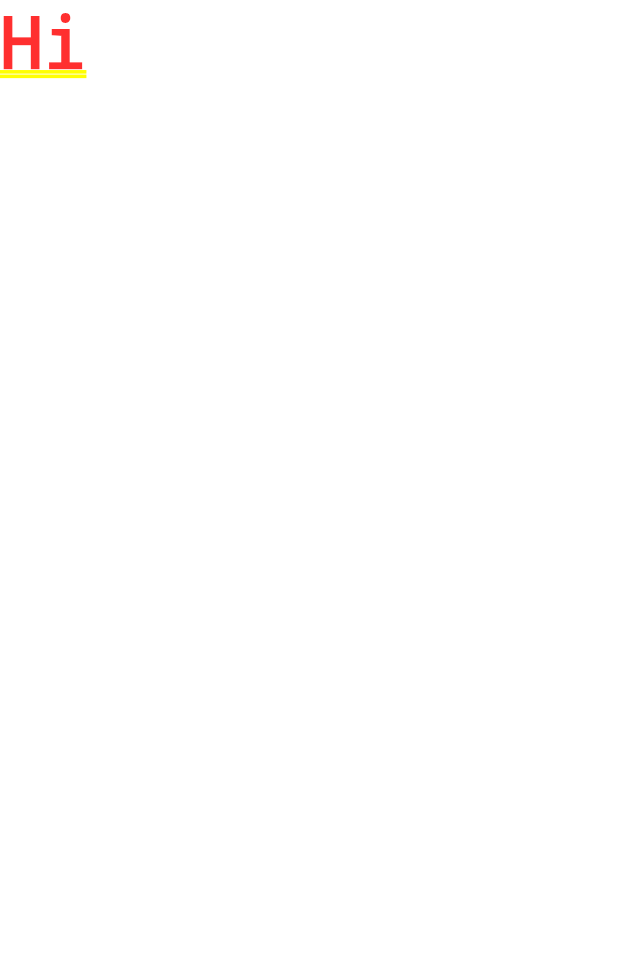
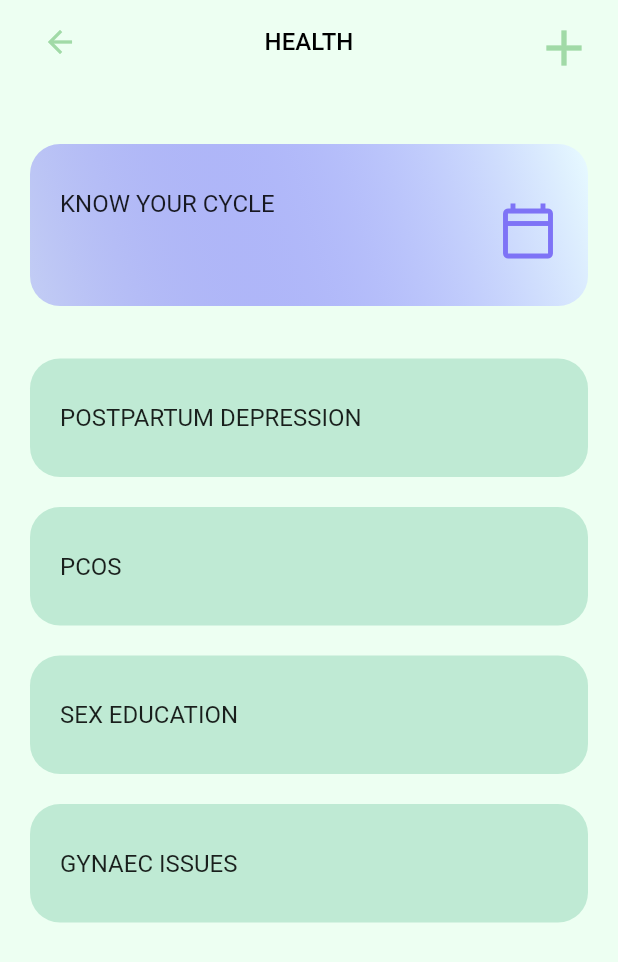
Before and after one commit to Rishika-Raveendran/Liria-HackAtArch, a Flutter app: the screen it shows after launch, after a tap on "Login", on a phone screen of 412 x 824 dp. Shown: the top 962 px of the screen. Run offline on Flutter 3.47's test engine with Material 2 defaults, Android fonts, the phone set to English and light mode, and no system bars; our stand-ins replace firebase_auth, firebase_core, font_awesome_flutter, get, table_calendar, youtube_player_flutter; accounts and stored records are empty.

Commit message:
health, postpartum

```diff
--- /dev/null
+++ b/lib/health.dart
@@ -0,0 +1,170 @@
+// ignore_for_file: avoid_print
+
+import 'package:flutter/material.dart';
+import 'package:get/get.dart';
+import 'package:liria/ppd.dart';
+
+class Health extends StatefulWidget {
+  const Health({Key? key}) : super(key: key);
+
+  @override
+  State<Health> createState() => _HealthState();
+}
+
+class _HealthState extends State<Health> {
+  @override
+  Widget build(BuildContext context) {
+    return Scaffold(
+      backgroundColor: const Color.fromRGBO(237, 255, 242, 1),
+      appBar: AppBar(
+        elevation: 0,
+        backgroundColor: const Color.fromRGBO(237, 255, 242, 1),
+        automaticallyImplyLeading: false, // Don't show the leading button
+        title: Row(
+          mainAxisAlignment: MainAxisAlignment.spaceBetween,
+          crossAxisAlignment: CrossAxisAlignment.center,
+          children: <Widget>[
+            IconButton(
+              onPressed: () => Navigator.pop(context),
+              icon: const Icon(Icons.arrow_back,
+                  color: Color.fromRGBO(161, 218, 167, 1)),
+            ),
+            const Text('HEALTH',
+                style: TextStyle(fontSize: 16, color: Colors.black)),
+            IconButton(
+              onPressed: () => Navigator.pop(context),
+              icon: const Icon(
+                Icons.add,
+                color: Color.fromRGBO(161, 218, 167, 1),
+                size: 40,
+              ),
+            ),
+            // Your widgets here
+          ],
+        ),
+      ),
+      body: Center(
+        child: Column(
+          mainAxisAlignment: MainAxisAlignment.start,
+          crossAxisAlignment: CrossAxisAlignment.center,
+          children: <Widget>[
+            InkWell(
+              onTap: () {
+                print("Cycle");
+              },
+              child: Container(
+                padding: const EdgeInsets.only(
+                    top: 30, left: 20, bottom: 30, right: 20),
+                margin: const EdgeInsets.only(
+                    top: 40, left: 20, bottom: 10, right: 20),
+                decoration: BoxDecoration(
+                    borderRadius: BorderRadius.circular(20),
+                    gradient: const LinearGradient(
+                      colors: [
+                        Color.fromRGBO(46, 30, 253, 0.22),
+                        Color.fromRGBO(232, 251, 255, 1)
+                      ],
+                      begin: Alignment.bottomLeft,
+                      end: Alignment.topRight,
+                    )),
+                child: Row(
+                  mainAxisAlignment: MainAxisAlignment.spaceBetween,
+                  crossAxisAlignment: CrossAxisAlignment.start,
+                  children: [
+                    const Text("KNOW YOUR CYCLE",
+                        style: TextStyle(fontSize: 16)),
+                    IconButton(
+                        onPressed: () {},
+                        icon: const Icon(
+                          Icons.calendar_today_outlined,
+                          size: 40,
+                          color: Color.fromRGBO(126, 115, 246, 1),
+                        ))
+                  ],
+                ),
+              ),
+            ),
+            InkWell(
+              onTap: () {
+                print("PPD");
+                Get.to(const PPDScreen());
+              },
+              child: Container(
+                  padding: const EdgeInsets.only(
+                      top: 30, left: 20, bottom: 30, right: 20),
+                  margin: const EdgeInsets.only(
+                      top: 25, left: 20, bottom: 10, right: 20),
+                  decoration: BoxDecoration(
+                      borderRadius: BorderRadius.circular(20),
+                      color: const Color.fromRGBO(191, 234, 212, 1)),
+                  child: Row(
+                      mainAxisAlignment: MainAxisAlignment.spaceBetween,
+                      crossAxisAlignment: CrossAxisAlignment.start,
+                      children: const [
+                        Text("POSTPARTUM DEPRESSION",
+                            style: TextStyle(fontSize: 16)),
+                      ])),
+            ),
+            InkWell(
+              onTap: () {
+                print("PPD");
+              },
+              child: Container(
+                  padding: const EdgeInsets.only(
+                      top: 30, left: 20, bottom: 30, right: 20),
+                  margin: const EdgeInsets.only(
+                      top: 10, left: 20, bottom: 10, right: 20),
+                  decoration: BoxDecoration(
+                      borderRadius: BorderRadius.circular(20),
+                      color: const Color.fromRGBO(191, 234, 212, 1)),
+                  child: Row(
+                      mainAxisAlignment: MainAxisAlignment.spaceBetween,
+                      crossAxisAlignment: CrossAxisAlignment.start,
+                      children: const [
+                        Text("PCOS", style: TextStyle(fontSize: 16)),
+                      ])),
+            ),
+            InkWell(
+              onTap: () {
+                print("PPD");
+              },
+              child: Container(
+                  padding: const EdgeInsets.only(
+                      top: 30, left: 20, bottom: 30, right: 20),
+                  margin: const EdgeInsets.only(
+                      top: 10, left: 20, bottom: 10, right: 20),
+                  decoration: BoxDecoration(
+                      borderRadius: BorderRadius.circular(20),
+                      color: const Color.fromRGBO(191, 234, 212, 1)),
+                  child: Row(
+                      mainAxisAlignment: MainAxisAlignment.spaceBetween,
+                      crossAxisAlignment: CrossAxisAlignment.start,
+                      children: const [
+                        Text("SEX EDUCATION", style: TextStyle(fontSize: 16)),
+                      ])),
+            ),
+            InkWell(
+              onTap: () {
+                print("PPD");
+              },
+              child: Container(
+                  padding: const EdgeInsets.only(
+                      top: 30, left: 20, bottom: 30, right: 20),
+                  margin: const EdgeInsets.only(
+                      top: 10, left: 20, bottom: 10, right: 20),
+                  decoration: BoxDecoration(
+                      borderRadius: BorderRadius.circular(20),
+                      color: const Color.fromRGBO(191, 234, 212, 1)),
+                  child: Row(
+                      mainAxisAlignment: MainAxisAlignment.spaceBetween,
+                      crossAxisAlignment: CrossAxisAlignment.start,
+                      children: const [
+                        Text("GYNAEC ISSUES", style: TextStyle(fontSize: 16)),
+                      ])),
+            ),
+          ],
+        ),
+      ),
+    );
+  }
+}
--- a/lib/login_screen.dart
+++ b/lib/login_screen.dart
@@ -4,7 +4,9 @@ import 'package:font_awesome_flutter/font_awesome_flutter.dart';
 import 'package:get/get.dart';
 // import 'home.dart';
 import 'package:firebase_auth/firebase_auth.dart';
+import 'package:liria/health.dart';
 import 'package:liria/home.dart';
+import 'package:liria/tracker.dart';
 
 class LoginScreen extends StatefulWidget {
   const LoginScreen({Key? key}) : super(key: key);
@@ -165,7 +167,7 @@ class _LoginScreenState extends State<LoginScreen> {
                             //       email: email, password: password);
                             //   // ignore: unnecessary_null_comparison
                             //   if (user != null) {
-                            Get.offAll(const HomeScreen());
+                            Get.offAll(const Health());
                             // }
                           } catch (e) {
                             // ignore: avoid_print
--- a/pubspec.yaml
+++ b/pubspec.yaml
@@ -38,6 +38,8 @@ dependencies:
   font_awesome_flutter: ^10.1.0
   firebase_auth: ^3.4.1
   firebase_core: ^1.19.1
+  table_calendar: ^3.0.0
+  youtube_player_flutter: ^8.1.0
 dev_dependencies:
   flutter_test:
     sdk: flutter
```
Also changed, not shown: lib/ppd.dart (added, +97 -0 lines), lib/tracker.dart (added, +211 -0 lines), pubspec.lock, 1 other file.
